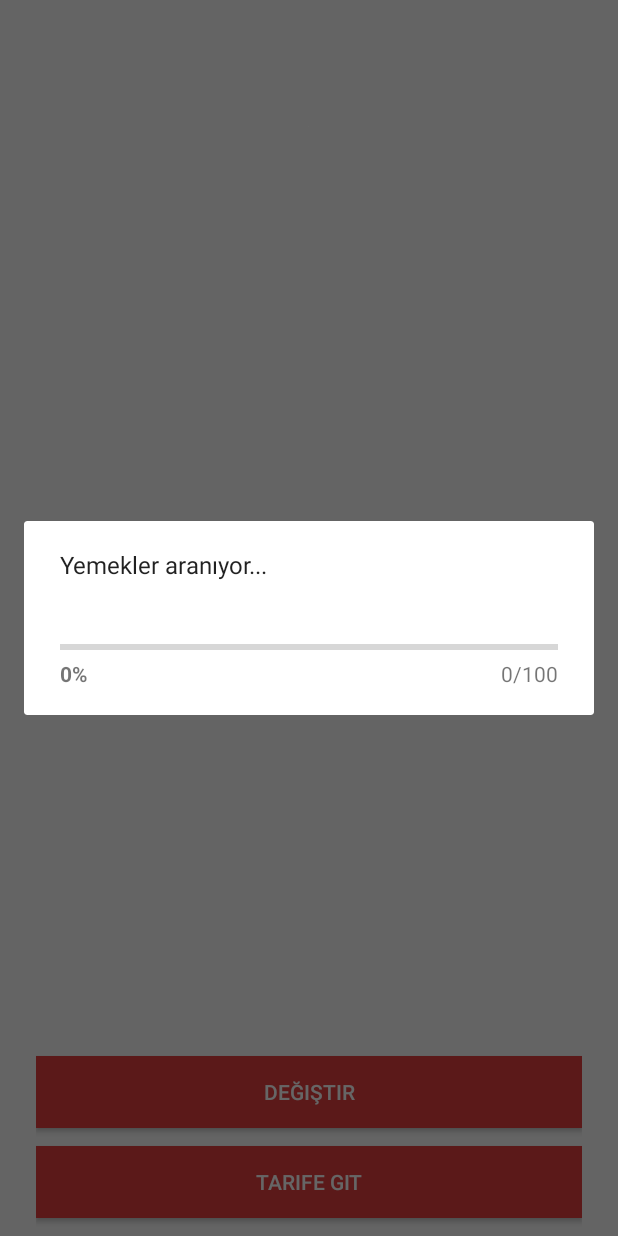
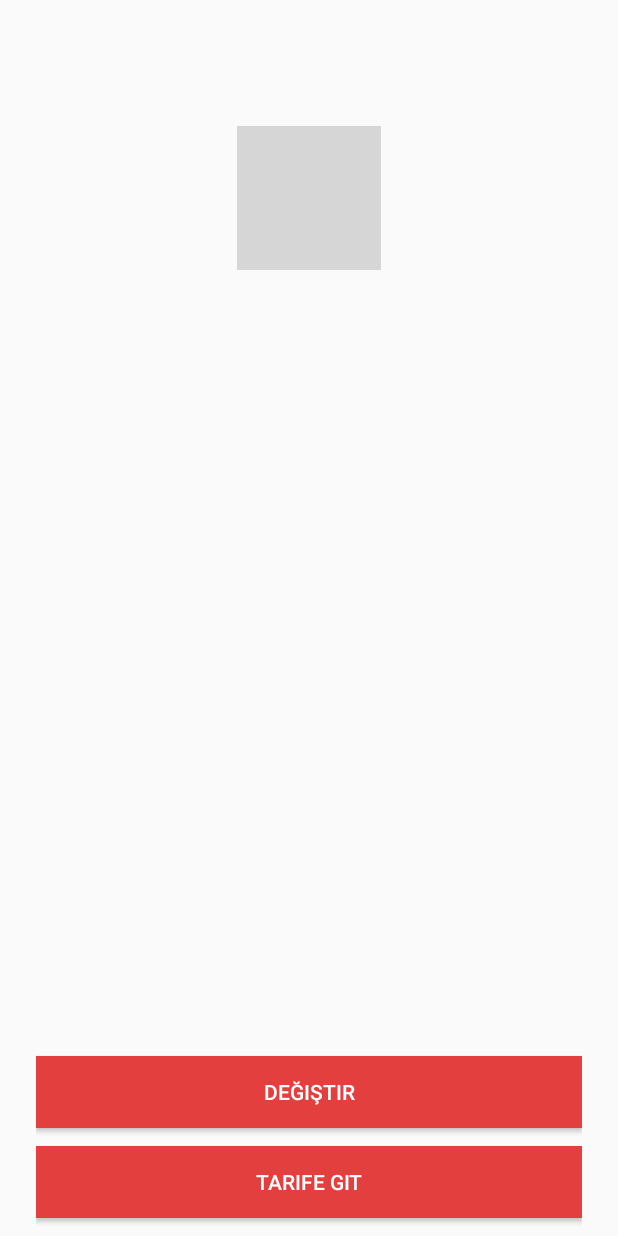
Before and after one commit to berat703/nePisirsem, an Android app: the FoodActivity screen opened directly, with no data from a screen before it, after a tap on "DEĞIŞTIR", on a phone screen of 412 x 824 dp. Run offline under Robolectric (Android 15) with nearby library versions, the phone set to English and light mode, and no system bars; our stand-ins replace Picasso; libraries missing offline, so code that uses them is left out: com.makeramen.roundedimageview, com.microsoft.windowsazure, junit.framework; pictures from the network do not load; 5 statements that could not run were skipped; grey boxes are pictures that could not be loaded.

Commit message:
bug fix & new logo

```diff
--- a/app/build.gradle
+++ b/app/build.gradle
@@ -37,6 +37,7 @@ dependencies {
     compile 'com.microsoft.azure:azure-notifications-handler:1.0.1@jar'
     compile 'com.android.support:design:22.2.1'
     compile 'com.squareup.picasso:picasso:2.5.2'
+    compile 'pl.droidsonroids.gif:android-gif-drawable:1.2.9'
     compile 'com.makeramen:roundedimageview:2.3.0'
 
     // compile 'de.hdodenhof:circleimageview:2.2.0'
--- a/app/src/main/AndroidManifest.xml
+++ b/app/src/main/AndroidManifest.xml
@@ -14,7 +14,7 @@
 
     <application
         android:allowBackup="true"
-        android:icon="@drawable/icon_yeni"
+        android:icon="@drawable/icon_kirmizi"
         android:label="@string/app_name"
         android:theme="@style/Theme.AppCompat.Light.NoActionBar.FullScreen">
         <activity
--- a/app/src/main/java/com/example/neyemekpisirsem/view/FoodActivity.java
+++ b/app/src/main/java/com/example/neyemekpisirsem/view/FoodActivity.java
@@ -48,6 +48,7 @@ import java.util.List;
 import java.util.Random;
 import java.util.concurrent.TimeUnit;
 
+import static java.lang.Thread.sleep;
 import static junit.framework.Assert.assertEquals;
 
 
@@ -144,7 +145,6 @@ public class FoodActivity extends Activity {
                                     }
                                     changeText(result.get(rand_deger).getName(),result.get(rand_deger).getDescription());
                                     LoadImageFromWebOperations(result.get(rand_deger).getPhoto());
-                                    mProgressBar.cancel();
 
                                 }
                             });
@@ -161,6 +161,7 @@ public class FoodActivity extends Activity {
                 }
 
             }.execute();
+            mProgressBar.cancel();
 
         }
 
@@ -176,8 +177,8 @@ public class FoodActivity extends Activity {
     public static void LoadImageFromWebOperations(final String url) {
         try{
 
-            Picasso.with(ctx.getApplicationContext()).load(url).placeholder(R.color.white)
-                    .error(R.mipmap.ic_balik)
+            Picasso.with(ctx.getApplicationContext()).load(url).placeholder(R.drawable.loading)
+                    .error(R.color.white)
                     .transform(transformation)
                     .resize(500,500)
                     .into(image,new com.squareup.picasso.Callback(){
@@ -193,6 +194,7 @@ public class FoodActivity extends Activity {
 
                         }
                     });
+            image.setBackground(null);
         }catch(Exception e){
             Log.d("asd","sadf"+e);
         }
@@ -305,10 +307,8 @@ public class FoodActivity extends Activity {
     }
 
     public void randomYemekGetir(View view) {
-
         mProgressBar.setMessage("Yemekler aranıyor...");
         mProgressBar.setProgressStyle(ProgressDialog.STYLE_HORIZONTAL);
-
         mProgressBar.show();
 
 
@@ -317,11 +317,13 @@ public class FoodActivity extends Activity {
                             @Override
                             public void run() {
                                 EndOfList();
-                                mProgressBar.cancel();
                             }
                         });
                     }
                     else{
+
+                        image.setBackground(getResources().getDrawable(R.drawable.loading));
+                        image.setImageDrawable(getResources().getDrawable(R.drawable.loading));
                         while(!find_element(rand_deger)){
                             rand_deger = rand.nextInt(tag.getTotalCount());
                         }
@@ -333,18 +335,15 @@ public class FoodActivity extends Activity {
                                 @Override
                                 public void run() {
                                     LoadImageFromWebOperations(tag.get(rand_deger).getPhoto());
-                                    mProgressBar.cancel();
                                 }
                             });
                             rand_list.add(rand_deger);
                         }
 
 
-                        mProgressBar.cancel();
                     }
-
-
-
+        image.setBackground(null);
+        mProgressBar.cancel();
     }
 
     private void createAndShowDialog(Exception exception, String title) {
--- a/app/src/main/res/layout/nepisirsem_food.xml
+++ b/app/src/main/res/layout/nepisirsem_food.xml
@@ -25,16 +25,27 @@
         android:textSize="18dp"
         android:textStyle="bold" />
 
-    <ImageView
+    <!--<ImageView-->
+        <!--android:id="@+id/foodImage"-->
+        <!--android:layout_width="wrap_content"-->
+        <!--android:layout_height="wrap_content"-->
+
+        <!--android:layout_below="@+id/foodContent"-->
+        <!--android:layout_centerHorizontal="true"-->
+        <!--android:layout_gravity="center"-->
+        <!--android:layout_marginTop="24dp"-->
+        <!--android:src="@color/white" />-->
+    <pl.droidsonroids.gif.GifImageView
+        android:layout_width="wrap_content"
         android:id="@+id/foodImage"
-        android:layout_width="wrap_content"
         android:layout_height="wrap_content"
-
         android:layout_below="@+id/foodContent"
         android:layout_centerHorizontal="true"
         android:layout_gravity="center"
         android:layout_marginTop="24dp"
-        android:src="@color/white" />
+        android:src="@drawable/loading"
+        android:background="@drawable/loading"
+        />
 
     <TextView
         android:id="@+id/malzeme"
--- a/build.gradle
+++ b/build.gradle
@@ -4,6 +4,7 @@ buildscript {
     repositories {
         jcenter()
         google()
+        mavenCentral()
     }
     dependencies {
         classpath 'com.android.tools.build:gradle:3.0.1'
@@ -17,5 +18,6 @@ allprojects {
     repositories {
         jcenter()
         google()
+        mavenCentral()
     }
 }
```
Also changed, not shown: app/src/main/res/drawable/balik11.png (deleted), app/src/main/res/drawable/et11.png (deleted), app/src/main/res/drawable/pizza11.png (deleted), app/src/main/res/drawable/salata11.png (deleted), app/src/main/res/drawable/tatli11.png (deleted), app/src/main/res/drawable/tavuk.png (deleted), app/src/main/res/drawable/yemek11.png (added), 1 other file.
